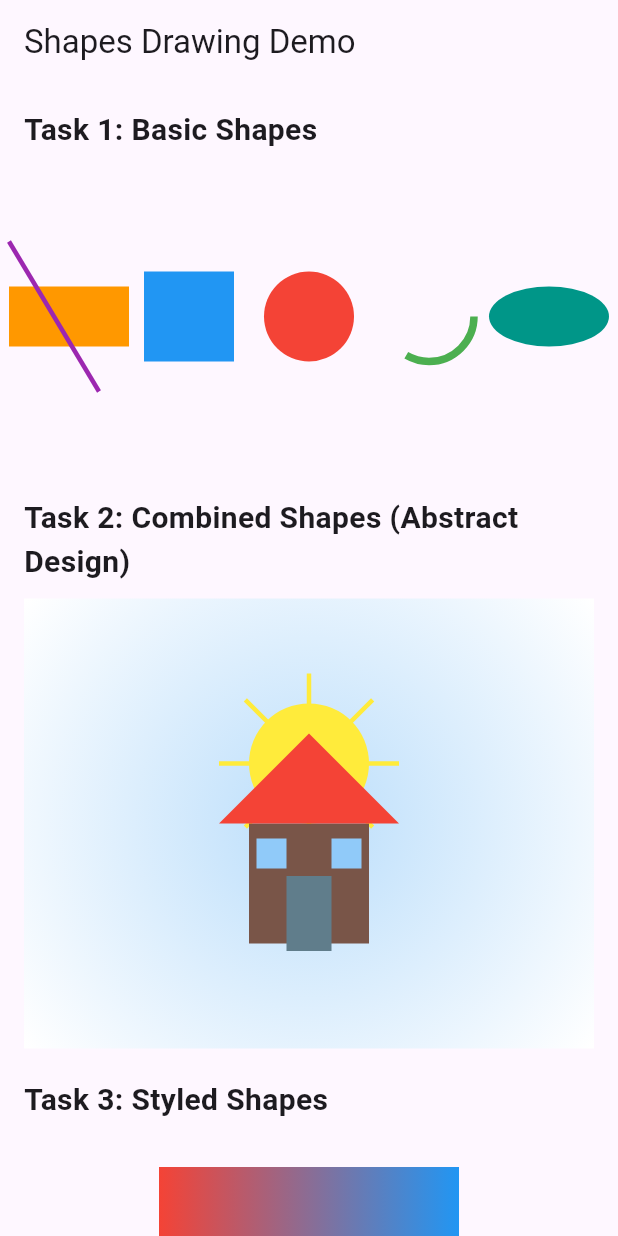
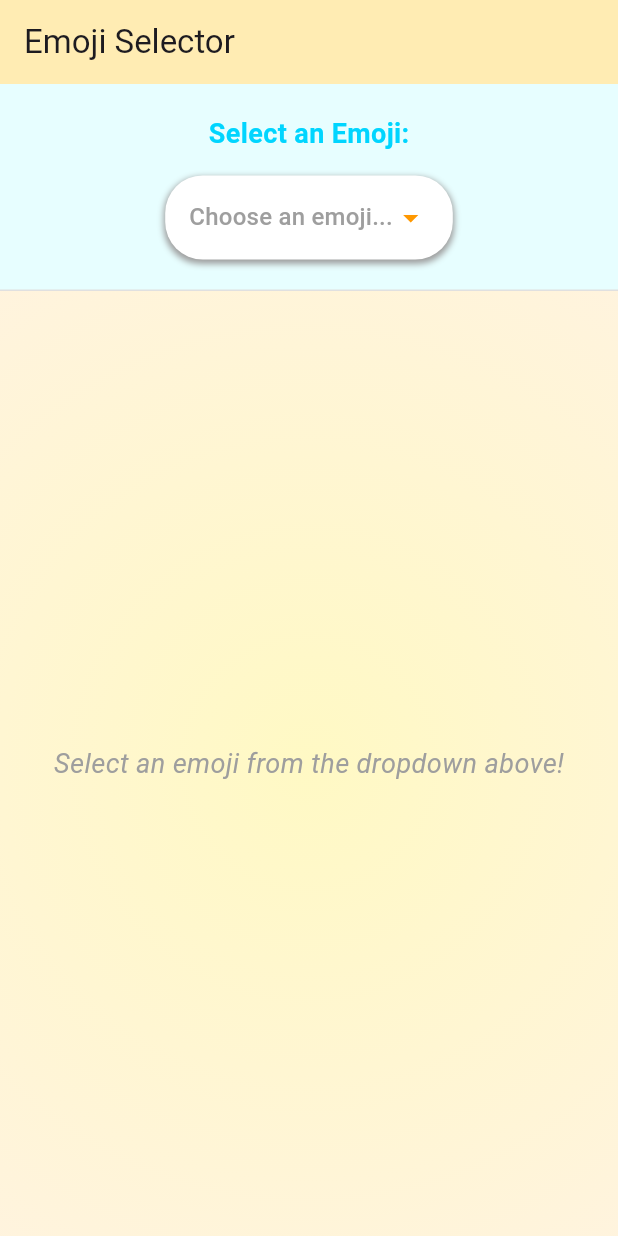
Before and after one commit to princeampofo/smileyface, a Flutter app: the screen it shows after launch, on a phone screen of 412 x 824 dp. Run offline on Flutter 3.47's test engine with Material 3 defaults, Android fonts, the light colour scheme and no system bars.

Commit message:
added drop down menu

```diff
--- a/lib/main.dart
+++ b/lib/main.dart
@@ -1,355 +1,143 @@
 import 'package:flutter/material.dart';
 import 'dart:math';
 
-
 void main() {
-  runApp(const ShapesDemoApp());
+  runApp(const SmileyApp());
 }
 
-
-class ShapesDemoApp extends StatelessWidget {
-  const ShapesDemoApp({super.key});
-
+class SmileyApp extends StatelessWidget {
+  const SmileyApp({super.key});
 
   @override
   Widget build(BuildContext context) {
     return MaterialApp(
-      title: 'Shapes Drawing Demo',
+      title: 'Emoji Selector',
       theme: ThemeData(
         primarySwatch: Colors.blue,
         useMaterial3: true,
       ),
-      home: const ShapesDemoScreen(),
+      home: const SmileyScreen(),
     );
   }
 }
 
+class SmileyScreen extends StatefulWidget {
+  const SmileyScreen({super.key});
 
-class ShapesDemoScreen extends StatelessWidget {
-  const ShapesDemoScreen({super.key});
+  @override
+  State<SmileyScreen> createState() => _SmileyScreenState();
+}
 
+class _SmileyScreenState extends State<SmileyScreen> {
+  String? selectedEmoji;
 
   @override
   Widget build(BuildContext context) {
     return Scaffold(
       appBar: AppBar(
-        title: const Text('Shapes Drawing Demo'),
+        title: const Text('Emoji Selector'),
+        backgroundColor: Colors.amber.shade100,
       ),
-      body: SingleChildScrollView(
-        padding: const EdgeInsets.all(16.0),
+      body: Column(
+        children: [
+          // Dropdown menu container
+          Container(
+            width: double.infinity,
+            padding: const EdgeInsets.all(20.0),
+            decoration: BoxDecoration(
+              color: const Color.fromARGB(255, 231, 254, 255),
+              border: Border(
+                bottom: BorderSide(color: Colors.grey.shade300, width: 1),
+              ),
+            ),
             child: Column(
-          crossAxisAlignment: CrossAxisAlignment.start,
+              crossAxisAlignment: CrossAxisAlignment.center,
               children: [
                 const Text(
-              'Task 1: Basic Shapes',
-              style: TextStyle(fontSize: 20, fontWeight: FontWeight.bold),
-            ),
-            const SizedBox(height: 10),
-            SizedBox(
-              height: 200,
-              child: CustomPaint(
-                painter: BasicShapesPainter(),
-                size: const Size(double.infinity, 200),
+                  'Select an Emoji:',
+                  style: TextStyle(
+                    fontSize: 18,
+                    fontWeight: FontWeight.bold,
+                    color: Color.fromARGB(255, 0, 213, 255),
                   ),
                 ),
-            const SizedBox(height: 20),
-            const Text(
-              'Task 2: Combined Shapes (Abstract Design)',
-              style: TextStyle(fontSize: 20, fontWeight: FontWeight.bold),
+                const SizedBox(height: 15),
+                Container(
+                  padding: const EdgeInsets.symmetric(horizontal: 16, vertical: 4),
+                  decoration: BoxDecoration(
+                    color: Colors.white,
+                    borderRadius: BorderRadius.circular(25),
+                    boxShadow: [
+                      BoxShadow(
+                        color: Colors.grey.withValues(alpha: 20),
+                        spreadRadius: 1,
+                        blurRadius: 3,
+                        offset: const Offset(0, 2),
                       ),
-            const SizedBox(height: 10),
-            SizedBox(
-              height: 300,
-              child: CustomPaint(
-                painter: CombinedShapesPainter(),
-                size: const Size(double.infinity, 300),
+                    ],
+                  ),
+                  child: DropdownButton<String>(
+                    hint: const Text(
+                      'Choose an emoji...',
+                      style: TextStyle(color: Colors.grey),
+                    ),
+                    value: selectedEmoji,
+                    underline: Container(),
+                    icon: const Icon(Icons.arrow_drop_down, color: Colors.orange),
+                    items: const [
+                      DropdownMenuItem<String>(
+                        value: 'smiley',
+                        child: Row(
+                          children: [
+                            SizedBox(width: 10),
+                            Text('Big Bright Smile'),
+                          ],
                         ),
                       ),
-            const SizedBox(height: 20),
-            const Text(
-              'Task 3: Styled Shapes',
-              style: TextStyle(fontSize: 20, fontWeight: FontWeight.bold),
-            ),
-            const SizedBox(height: 10),
-            SizedBox(
-              height: 300,
-              child: CustomPaint(
-                painter: StyledShapesPainter(),
-                size: const Size(double.infinity, 300),
+                    ],
+                    onChanged: (String? newValue) {
+                      setState(() {
+                        selectedEmoji = newValue;
+                      });
+                    },
                   ),
                 ),
               ],
             ),
           ),
+
+          // Main drawing area
+          Expanded(
+            child: Container(
+              width: double.infinity,
+              decoration: BoxDecoration(
+                gradient: RadialGradient(
+                  center: Alignment.center,
+                  radius: 1.0,
+                  colors: [
+                    Colors.yellow.shade100,
+                    Colors.orange.shade50,
+                  ],
+                ),
+              ),
+              child: selectedEmoji == null
+                  ? const Center(
+                      child: Text(
+                        'Select an emoji from the dropdown above!',
+                        style: TextStyle(
+                          fontSize: 18,
+                          color: Colors.grey,
+                          fontStyle: FontStyle.italic,
+                        ),
+                      ),
+                    )
+                  : const Center(
+                      child: Text('Big Bright Smile'),
+                    ),
+            ),
+          ),
+        ],
+      ),
     );
   }
 }
-
-
-class BasicShapesPainter extends CustomPainter {
-  @override
-  void paint(Canvas canvas, Size size) {
-    // Determine the center of the canvas
-    final centerX = size.width / 2;
-    final centerY = size.height / 2;
-    final squareOffset = Offset(centerX - 80, centerY);
-    final circleOffset = Offset(centerX, centerY);
-    final arcOffset = Offset(centerX + 80, centerY);
-    final rectOffset = Offset(centerX - 160, centerY);
-    final lineStart = Offset(centerX - 200, centerY - 50);
-    final lineEnd = Offset(centerX - 140, centerY + 50);
-    final ovalOffset = Offset(centerX + 160, centerY);
-
-
-    // Draw a square
-    final squarePaint = Paint()
-      ..color = Colors.blue
-      ..style = PaintingStyle.fill;
-    canvas.drawRect(
-      Rect.fromCenter(center: squareOffset, width: 60, height: 60),
-      squarePaint,
-    );
-
-
-    // Draw a circle
-    final circlePaint = Paint()
-      ..color = Colors.red
-      ..style = PaintingStyle.fill;
-    canvas.drawCircle(circleOffset, 30, circlePaint);
-
-
-    // Draw an arc
-    final arcPaint = Paint()
-      ..color = Colors.green
-      ..style = PaintingStyle.stroke
-      ..strokeWidth = 5;
-    canvas.drawArc(
-      Rect.fromCenter(center: arcOffset, width: 60, height: 60),
-      0, // start angle in radians
-      2.1, // sweep angle in radians (about 120 degrees)
-      false, // whether to use center
-      arcPaint,
-    );
-
-
-    // Draw a rectangle
-    final rectPaint = Paint()
-      ..color = Colors.orange
-      ..style = PaintingStyle.fill;
-    canvas.drawRect(
-      Rect.fromCenter(center: rectOffset, width: 80, height: 40),
-      rectPaint,
-    );
-
-
-    // Draw a line
-    final linePaint = Paint()
-      ..color = Colors.purple
-      ..strokeWidth = 3;
-    canvas.drawLine(lineStart, lineEnd, linePaint);
-
-
-    // Draw an oval
-    final ovalPaint = Paint()
-      ..color = Colors.teal
-      ..style = PaintingStyle.fill;
-    canvas.drawOval(
-      Rect.fromCenter(center: ovalOffset, width: 80, height: 40),
-      ovalPaint,
-    );
-  }
-
-
-  @override
-  bool shouldRepaint(covariant CustomPainter oldDelegate) {
-    return false;
-  }
-}
-
-
-class CombinedShapesPainter extends CustomPainter {
-  @override
-  void paint(Canvas canvas, Size size) {
-    final centerX = size.width / 2;
-    final centerY = size.height / 2;
-
-
-    // Background gradient
-    final backgroundGradient = RadialGradient(
-      center: Alignment.center,
-      radius: 0.8,
-      colors: [Colors.blue.shade100, Colors.white],
-    );
-    canvas.drawRect(
-      Rect.fromLTWH(0, 0, size.width, size.height),
-      Paint()..shader = backgroundGradient.createShader(Rect.fromLTWH(0, 0, size.width, size.height)),
-    );
-
-
-    // Draw a sun (circle with rays)
-    final sunPaint = Paint()
-      ..color = Colors.yellow
-      ..style = PaintingStyle.fill;
-    canvas.drawCircle(Offset(centerX, centerY - 40), 40, sunPaint);
-
-
-    // Sun rays (lines)
-    final rayPaint = Paint()
-      ..color = Colors.yellow
-      ..strokeWidth = 3;
-    for (int i = 0; i < 8; i++) {
-      final angle = i * (pi / 4); // Use pi from dart:math
-      final dx = cos(angle) * 60;
-      final dy = sin(angle) * 60;
-      canvas.drawLine(
-        Offset(centerX, centerY - 40),
-        Offset(centerX + dx, centerY - 40 + dy),
-        rayPaint,
-      );
-    }
-
-
-    // Draw a house (square with triangle roof)
-    final housePaint = Paint()
-      ..color = Colors.brown
-      ..style = PaintingStyle.fill;
-    canvas.drawRect(
-      Rect.fromCenter(center: Offset(centerX, centerY + 40), width: 80, height: 80),
-      housePaint,
-    );
-
-
-    final roofPaint = Paint()
-      ..color = Colors.red
-      ..style = PaintingStyle.fill;
-    final roofPath = Path()
-      ..moveTo(centerX - 60, centerY)
-      ..lineTo(centerX + 60, centerY)
-      ..lineTo(centerX, centerY - 60)
-      ..close();
-    canvas.drawPath(roofPath, roofPaint);
-
-
-    // Draw a door (rectangle)
-    final doorPaint = Paint()
-      ..color = Colors.blueGrey
-      ..style = PaintingStyle.fill;
-    canvas.drawRect(
-      Rect.fromCenter(center: Offset(centerX, centerY + 60), width: 30, height: 50),
-      doorPaint,
-    );
-
-
-    // Draw windows (squares)
-    final windowPaint = Paint()
-      ..color = Colors.blue.shade200
-      ..style = PaintingStyle.fill;
-    canvas.drawRect(
-      Rect.fromCenter(center: Offset(centerX - 25, centerY + 20), width: 20, height: 20),
-      windowPaint,
-    );
-    canvas.drawRect(
-      Rect.fromCenter(center: Offset(centerX + 25, centerY + 20), width: 20, height: 20),
-      windowPaint,
-    );
-  }
-
-
-  @override
-  bool shouldRepaint(covariant CustomPainter oldDelegate) {
-    return false;
-  }
-}
-
-
-class StyledShapesPainter extends CustomPainter {
-  @override
-  void paint(Canvas canvas, Size size) {
-    final centerX = size.width / 2;
-    final centerY = size.height / 2;
-
-
-    // Draw a gradient-filled rectangle
-    final rectGradient = LinearGradient(
-      begin: Alignment.centerLeft,
-      end: Alignment.centerRight,
-      colors: [Colors.red, Colors.blue],
-    );
-    final rect = Rect.fromCenter(center: Offset(centerX, centerY - 100), width: 200, height: 60);
-    canvas.drawRect(
-      rect,
-      Paint()
-        ..shader = rectGradient.createShader(rect)
-        ..style = PaintingStyle.fill,
-    );
-
-
-    // Draw a circle with a border
-    final circlePaint = Paint()
-      ..color = Colors.green
-      ..style = PaintingStyle.fill;
-    final circleBorderPaint = Paint()
-      ..color = Colors.black
-      ..style = PaintingStyle.stroke
-      ..strokeWidth = 4;
-    canvas.drawCircle(Offset(centerX - 80, centerY), 40, circlePaint);
-    canvas.drawCircle(Offset(centerX - 80, centerY), 40, circleBorderPaint);
-
-
-    // Draw a transparent oval
-    final ovalPaint = Paint()
-      ..color = Colors.purple.withOpacity(0.5)
-      ..style = PaintingStyle.fill;
-    canvas.drawOval(
-      Rect.fromCenter(center: Offset(centerX + 80, centerY), width: 100, height: 60),
-      ovalPaint,
-    );
-
-
-    // Draw a dashed line using a custom path effect
-    final dashPaint = Paint()
-      ..color = Colors.orange
-      ..strokeWidth = 3
-      ..style = PaintingStyle.stroke;
-
-    // We draw a series of short lines and spaces
-    final path = Path();
-    double startX = centerX - 100;
-    const dashLength = 10.0;
-    const spaceLength = 5.0;
-    while (startX < centerX + 100) {
-      path.moveTo(startX, centerY + 80);
-      path.lineTo(min(startX + dashLength, centerX + 100), centerY + 80);
-      startX += dashLength + spaceLength;
-    }
-    canvas.drawPath(path, dashPaint);
-
-
-    // Draw a gradient arc
-    final arcGradient = SweepGradient(
-      center: Alignment.centerRight,
-      startAngle: 0,
-      endAngle: pi, // Use pi from dart:math
-      colors: [Colors.red, Colors.yellow, Colors.green],
-    );
-    final arcRect = Rect.fromCenter(center: Offset(centerX, centerY + 100), width: 120, height: 120);
-    final arcPaint = Paint()
-      ..shader = arcGradient.createShader(arcRect)
-      ..style = PaintingStyle.stroke
-      ..strokeWidth = 10
-      ..strokeCap = StrokeCap.round;
-    canvas.drawArc(
-      Rect.fromCenter(center: Offset(centerX, centerY + 100), width: 100, height: 100),
-      0, // start angle
-      2.5, // sweep angle
-      false,
-      arcPaint,
-    );
-  }
-
-
-  @override
-  bool shouldRepaint(covariant CustomPainter oldDelegate) {
-    return false;
-  }
-}
```
Lines whose indentation alone changed are shown as unchanged.
